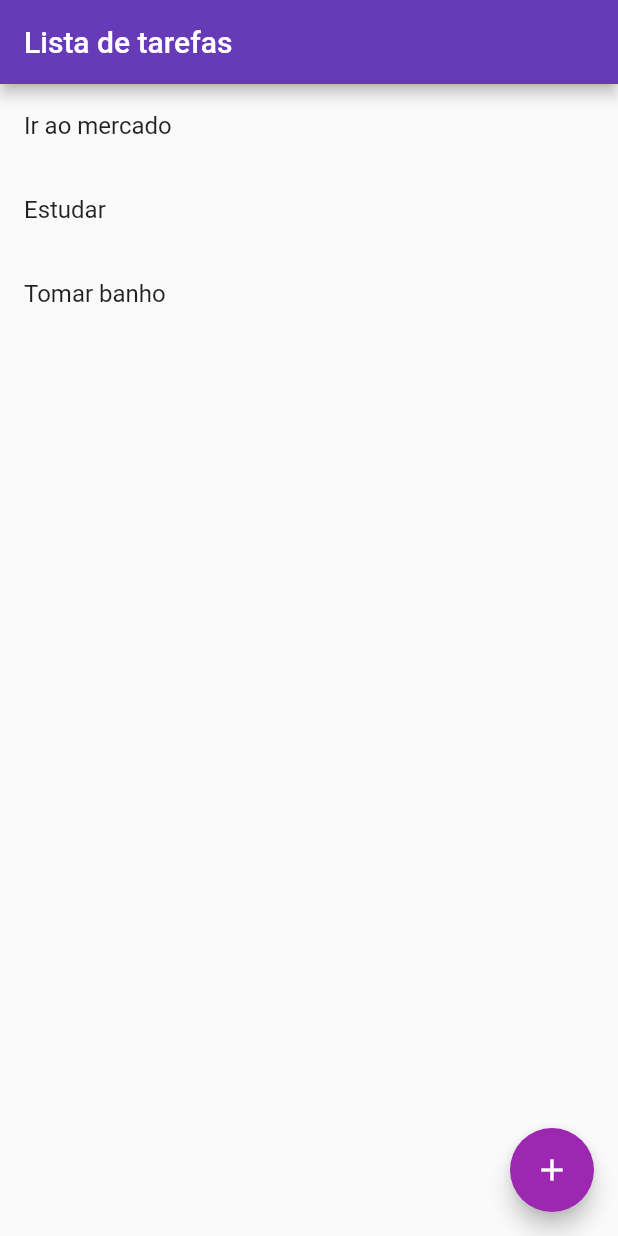
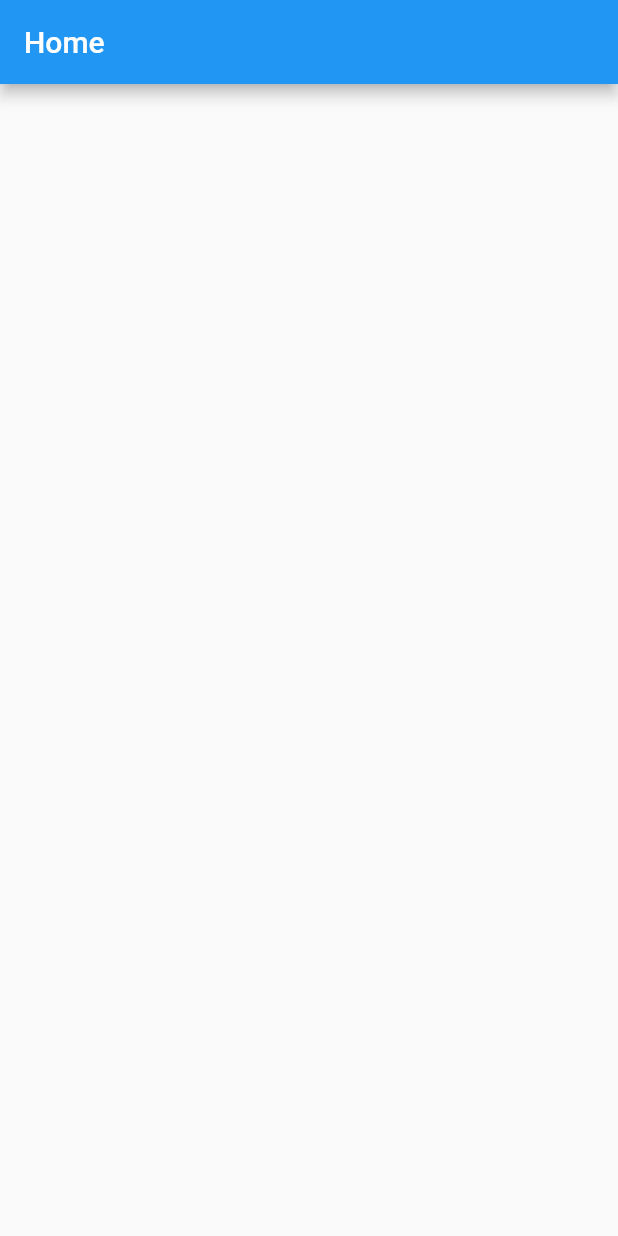
Before and after one commit to Queonias/entrada_de_dados, a Flutter app: the screen it shows after launch, on a phone screen of 412 x 824 dp. Run offline on Flutter 3.47's test engine with Material 2 defaults, Android fonts, the phone set to English and light mode, and no system bars.

Commit message:
update branch

```diff
--- a/lib/home.dart
+++ b/lib/home.dart
@@ -8,57 +8,11 @@ class Home extends StatefulWidget {
 }
 
 class _HomeState extends State<Home> {
-  final List _listaTarefas = ["Ir ao mercado", "Estudar", "Tomar banho"];
   @override
   Widget build(BuildContext context) {
     return Scaffold(
       appBar: AppBar(
-        title: const Text("Lista de tarefas"),
-        backgroundColor: Colors.deepPurple,
-      ),
-      floatingActionButtonLocation: FloatingActionButtonLocation.endFloat,
-      floatingActionButton: FloatingActionButton(
-        backgroundColor: Colors.purple,
-        onPressed: () {
-          showDialog(
-            context: context,
-            builder: (context) {
-              return AlertDialog(
-                title: const Text("Adcionar tarefa"),
-                content: TextField(
-                  decoration:
-                      const InputDecoration(labelText: "Digite sua tarefa"),
-                  onChanged: (value) {},
-                ),
-                actions: [
-                  TextButton(
-                      onPressed: () {
-                        Navigator.pop(context);
-                      },
-                      child: const Text("Salvar")),
-                  TextButton(
-                      onPressed: () => Navigator.pop(context),
-                      child: const Text("Cancelar"))
-                ],
-              );
-            },
-          );
-        },
-        child: const Icon(Icons.add),
-      ),
-      body: Column(
-        children: [
-          Expanded(
-            child: ListView.builder(
-              itemCount: _listaTarefas.length,
-              itemBuilder: (context, index) {
-                return ListTile(
-                  title: Text(_listaTarefas[index]),
-                );
-              },
-            ),
-          ),
-        ],
+        title: const Text("Home"),
       ),
     );
   }
--- a/lib/main.dart
+++ b/lib/main.dart
@@ -3,7 +3,6 @@ import 'package:flutter/material.dart';
 
 void main() {
   runApp(const MaterialApp(
-    debugShowCheckedModeBanner: false,
     home: Home(),
   ));
 }
```
